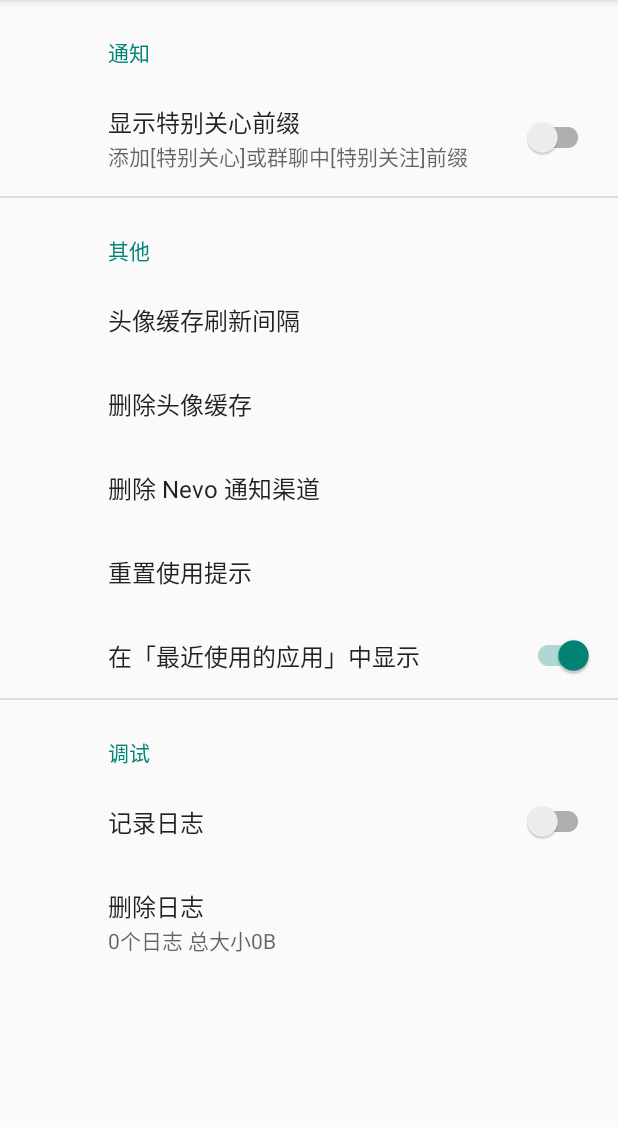
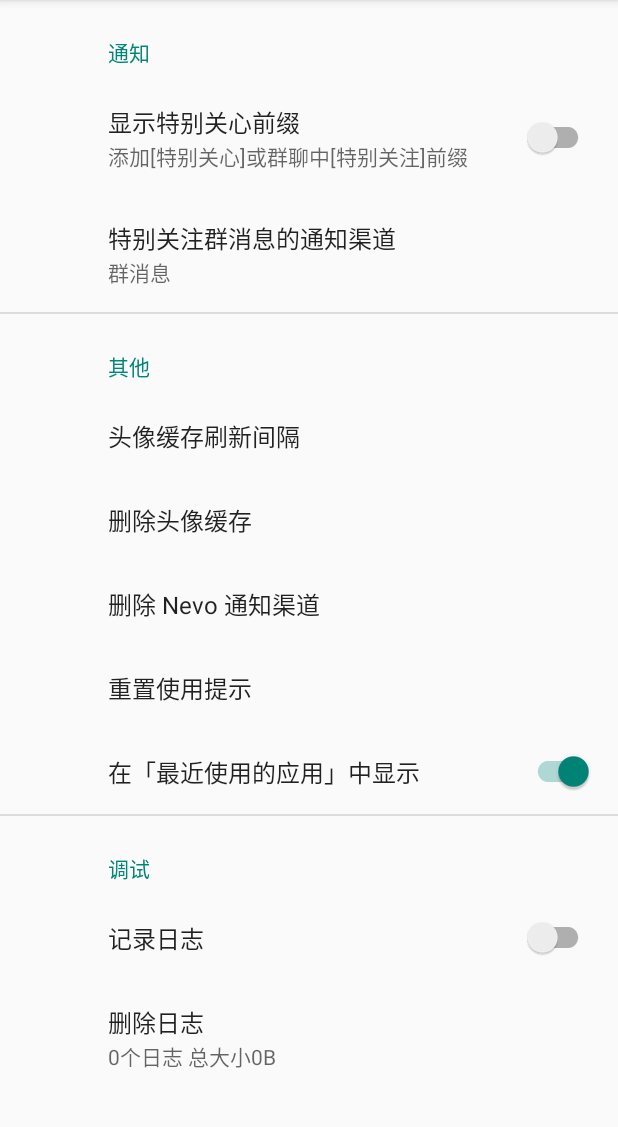
Before and after one commit to ichenhe/QQ-Notify-Evolution, an Android app: the fragment AdvancedFr placed in its activity, on a phone screen of 412 x 824 dp, the part 84-1211 px from its top. Run offline under Robolectric (Android 15) with nearby library versions, the phone set to English and light mode, and no system bars; our stand-ins replace Timber, androidx.preference; libraries missing offline, so code that uses them is left out: com.oasisfeng.nevo; 5 statements that could not run were skipped.

Commit message:
新增特别关注群消息的通知渠道选项

```diff
--- a/app/src/main/java/cc/chenhe/qqnotifyevo/core/NotificationProcessor.kt
+++ b/app/src/main/java/cc/chenhe/qqnotifyevo/core/NotificationProcessor.kt
@@ -295,7 +295,11 @@ abstract class NotificationProcessor(context: Context) {
                         original.contentIntent, original.deleteIntent, special)
                 deleteOldMessage(conversation, if (isMulti) 0 else matchMessageNum(title))
                 Timber.tag(TAG).d("[${if (special) "GroupS" else "Group"}] Name: $name; Group: $groupName; Text: $text")
-                return renewConversionNotification(context, tag, NotifyChannel.GROUP, conversation, sbn, original)
+                val channel = if (special && specialGroupMsgChannel(ctx))
+                    NotifyChannel.FRIEND_SPECIAL
+                else
+                    NotifyChannel.GROUP
+                return renewConversionNotification(context, tag, channel, conversation, sbn, original)
             }
         }
 
--- a/app/src/main/res/values/strings.xml
+++ b/app/src/main/res/values/strings.xml
@@ -140,6 +140,15 @@
     <string name="pref_cate_advanced_notify">通知</string>
     <string name="pref_advanced_show_special_prefix">显示特别关心前缀</string>
     <string name="pref_advanced_show_special_prefix_summary">添加[特别关心]或群聊中[特别关注]前缀</string>
+    <string name="pref_advanced_special_group_channel">特别关注群消息的通知渠道</string>
+    <string-array name="pref_advanced_special_group_channel_entries">
+        <item>群消息</item>
+        <item>特别关心消息</item>
+    </string-array>
+    <string-array name="pref_advanced_special_group_channel_values">
+        <item>group</item>
+        <item>special</item>
+    </string-array>
     <!-- 其他 -->
     <string name="pref_cate_advanced_other">其他</string>
     <string name="pref_avatar_cache_period">头像缓存刷新间隔</string>
--- a/app/src/main/res/xml/pref_advanced.xml
+++ b/app/src/main/res/xml/pref_advanced.xml
@@ -8,6 +8,14 @@
             app:key="show_special_prefix"
             app:summary="@string/pref_advanced_show_special_prefix_summary"
             app:title="@string/pref_advanced_show_special_prefix" />
+
+        <ListPreference
+            app:defaultValue="group"
+            app:entries="@array/pref_advanced_special_group_channel_entries"
+            app:entryValues="@array/pref_advanced_special_group_channel_values"
+            app:key="special_group_channel"
+            app:title="@string/pref_advanced_special_group_channel"
+            app:useSimpleSummaryProvider="true" />
     </PreferenceCategory>
 
     <PreferenceCategory app:title="@string/pref_cate_advanced_other">
```
Also changed, not shown: app/src/main/java/cc/chenhe/qqnotifyevo/utils/PreferencesUtils.kt (+19 -11 lines).
